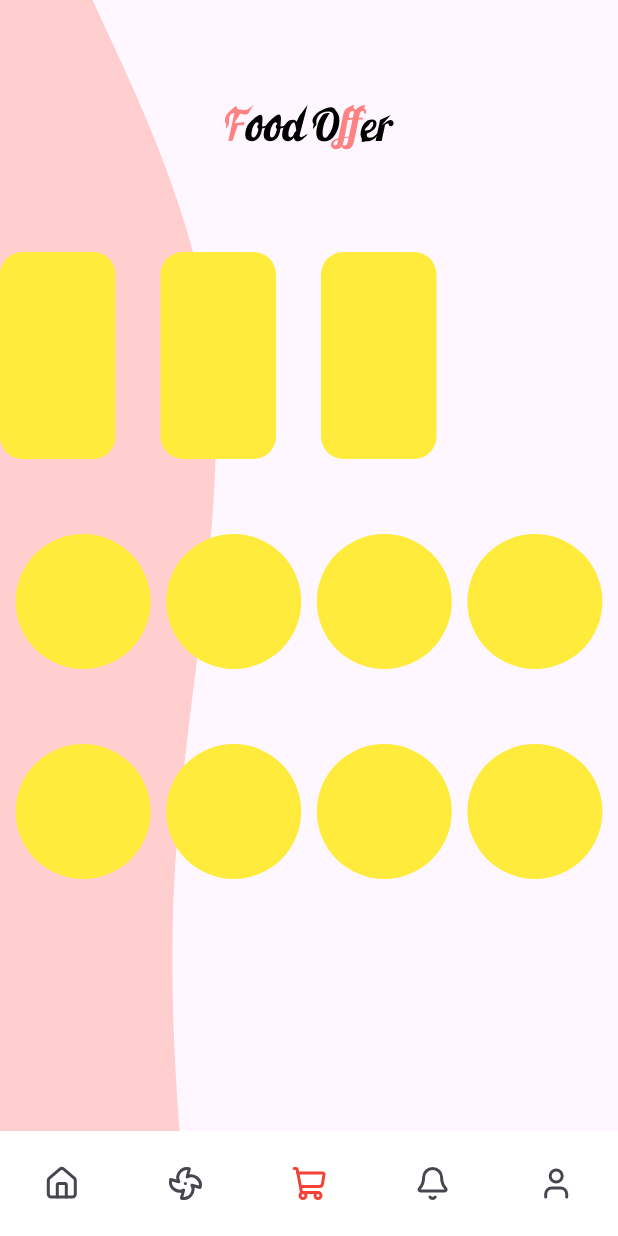
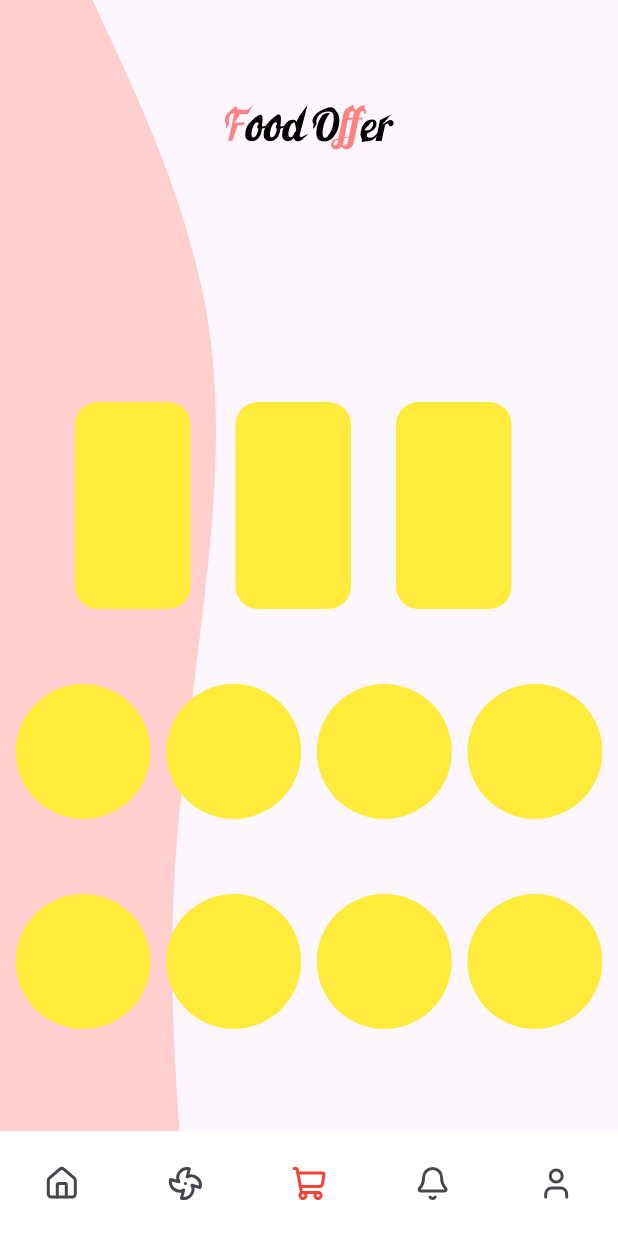
Before and after one commit to Flutter-gg-1/Shimmer-application, a Flutter app: the screen it shows after launch, on a phone screen of 412 x 824 dp. Run offline on Flutter 3.47's test engine with Material 3 defaults, Android fonts, the phone set to English and light mode, and no system bars; our stand-ins replace lucide_icons.

Commit message:
UPD Container 0.1.0

```diff
--- a/lib/home_screen.dart
+++ b/lib/home_screen.dart
@@ -54,10 +54,14 @@ class HomeScreen extends StatelessWidget {
               size: const Size(144, 800),
               painter: BackgroundShape(),
             ),
-            Column(
+            Padding(
+              padding: const EdgeInsets.only(top: 200),
+              child: Column(
                 mainAxisAlignment: MainAxisAlignment.center,
                 children: [
-                Row(
+                  Padding(
+                    padding: const EdgeInsets.symmetric(horizontal: 50),
+                    child: Row(
                       children: [
                         Container(
                           height: 138,
@@ -87,6 +91,7 @@ class HomeScreen extends StatelessWidget {
                         ),
                       ],
                     ),
+                  ),
                   const SizedBox(height: 50),
                   const Row(
                     mainAxisAlignment: MainAxisAlignment.spaceEvenly,
@@ -109,6 +114,7 @@ class HomeScreen extends StatelessWidget {
                   ),
                 ],
               ),
+            ),
           ],
         ),
       ),
```
Lines whose indentation alone changed are shown as unchanged.
